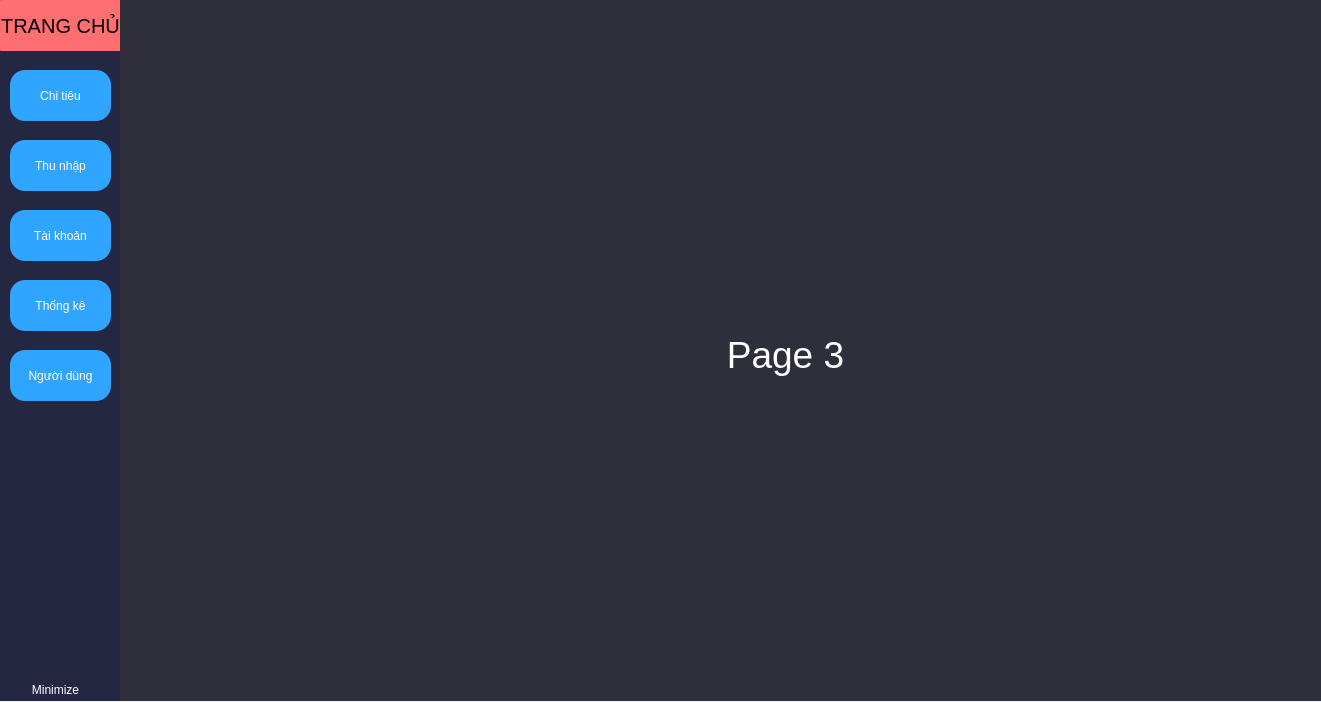
Old version of the form QuanLyChiTieu/expensetracker.ui in the repository derektruong/ExpenseManagement.
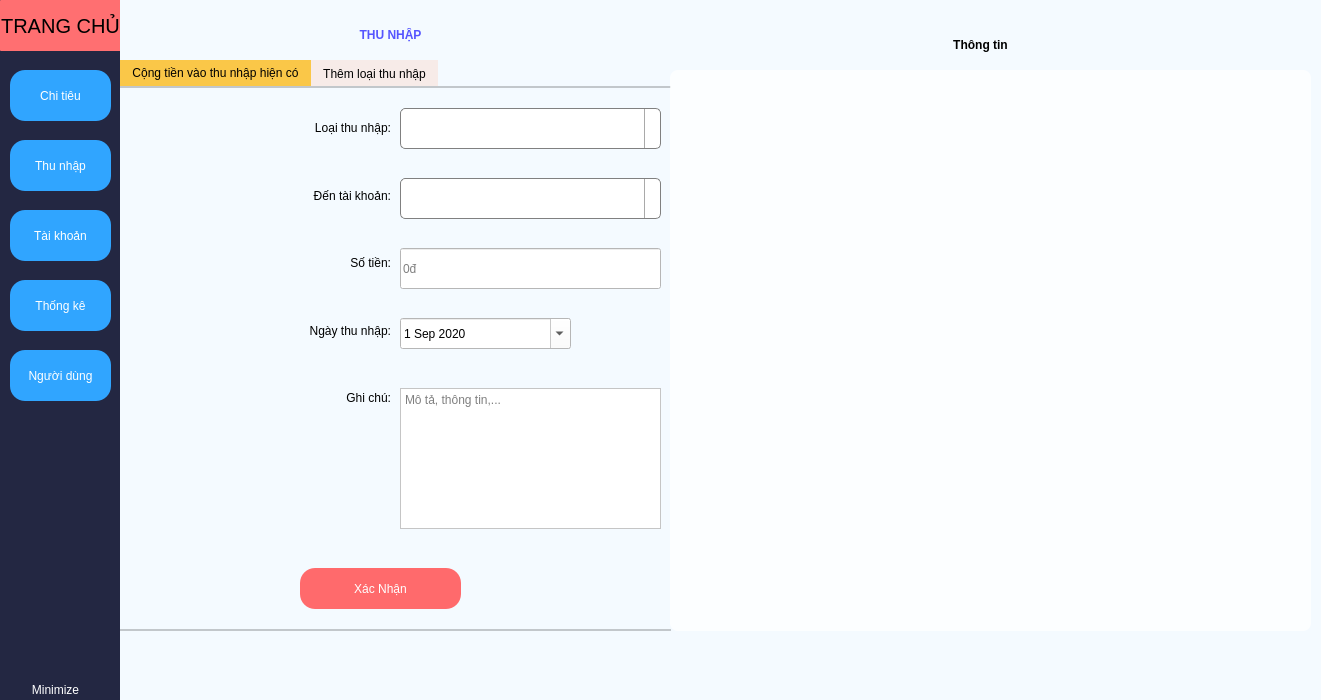
New version of the form. The open tabs and pages were chosen to show the change. Icons and pictures are not drawn.

What changed in the file:
```diff
--- a/QuanLyChiTieu/expensetracker.ui
+++ b/QuanLyChiTieu/expensetracker.ui
@@ -7,7 +7,7 @@
     <x>0</x>
     <y>0</y>
     <width>1321</width>
-    <height>702</height>
+    <height>700</height>
    </rect>
   </property>
   <property name="windowTitle">
@@ -19,7 +19,93 @@
 	border: none;
   	border: 4px solid white;
 }
-</string>
+QPushButton#pushButton_minimize:hover:!pressed
+{
+	border: none;
+  	border: 1px solid white;
+}
+QTableView::item:focus
+{
+  	selection-background-color: #40798C;
+	
+}
+QTableView::indicator:unchecked {
+    background-color: #d7d6d5
+}
+QToolTip {
+    border: 1px solid gray;
+	background-color: rgb(255, 255, 255);
+}
+QTabWidget::pane { 
+    border-top: 2px solid #C2C7CB;
+	border-bottom: 2px solid #C2C7CB;
+}
+QTabWidget#tabWidget::tab-bar {
+    left: 85px; /* move to the right by 150px */
+}
+QTabWidget#tabWidget_P2::tab-bar {
+    left: 150px; /* move to the right by 150px */
+}
+/* Style the tab using the tab sub-control. Note that
+    it reads QTabBar _not_ QTabWidget */
+QTabBar::tab {
+    background: #f7ebe8;
+}
+
+QTabBar::tab:selected, QTabBar::tab:hover {
+    background: #fac748;
+}
+
+QComboBox {
+    border: 1px solid gray;
+    border-radius: 3px;
+    padding: 1px 18px 1px 3px;
+    min-width: 6em;
+}
+
+QComboBox:editable {
+    background: white;
+}
+
+QComboBox:!editable, QComboBox::drop-down:editable {
+     background: qlineargradient(x1: 0, y1: 0, x2: 0, y2: 1,
+                                 stop: 0 #E1E1E1, stop: 0.4 #DDDDDD,
+                                 stop: 0.5 #D8D8D8, stop: 1.0 #D3D3D3);
+}
+
+/* QComboBox gets the &quot;on&quot; state when the popup is open */
+QComboBox:!editable:on, QComboBox::drop-down:editable:on {
+    background: qlineargradient(x1: 0, y1: 0, x2: 0, y2: 1,
+                                stop: 0 #D3D3D3, stop: 0.4 #D8D8D8,
+                                stop: 0.5 #DDDDDD, stop: 1.0 #E1E1E1);
+}
+
+QComboBox:on { /* shift the text when the popup opens */
+    padding-top: 3px;
+    padding-left: 4px;
+}
+
+QComboBox::drop-down {
+    subcontrol-origin: padding;
+    subcontrol-position: top right;
+    width: 15px;
+
+    border-left-width: 1px;
+    border-left-color: darkgray;
+    border-left-style: solid; /* just a single line */
+    border-top-right-radius: 3px; /* same radius as the QComboBox */
+    border-bottom-right-radius: 3px;
+}
+
+QComboBox::down-arrow {
+    
+	image: url(:/Images/Pictures/Arrows-Down.png);
+}
+
+QComboBox::down-arrow:on { /* shift the arrow when popup is open */
+    top: 1px;
+    left: 1px;
+}</string>
   </property>
   <widget class="QStackedWidget" name="stackedWidget">
    <property name="geometry">
@@ -783,19 +869,378 @@
     </widget>
    </widget>
    <widget class="QWidget" name="page_ThuNhap">
-    <widget class="QLabel" name="label_3">
+    <property name="styleSheet">
+     <string notr="true">background-color: #f4faff;</string>
+    </property>
+    <widget class="QTableView" name="tableView_page3">
      <property name="geometry">
       <rect>
-       <x>540</x>
-       <y>280</y>
-       <width>251</width>
-       <height>151</height>
+       <x>550</x>
+       <y>70</y>
+       <width>641</width>
+       <height>561</height>
       </rect>
      </property>
+     <property name="styleSheet">
+      <string notr="true">background-color: rgb(255, 255, 255,190);
+font: 75 11pt &quot;Segoe UI&quot;;
+border-radius: 8px;</string>
+     </property>
+     <property name="textElideMode">
+      <enum>Qt::ElideMiddle</enum>
+     </property>
+     <property name="gridStyle">
+      <enum>Qt::SolidLine</enum>
+     </property>
+     <property name="sortingEnabled">
+      <bool>false</bool>
+     </property>
+     <attribute name="horizontalHeaderCascadingSectionResizes">
+      <bool>false</bool>
+     </attribute>
+    </widget>
+    <widget class="QLabel" name="label_ThemThuNhap">
+     <property name="geometry">
+      <rect>
+       <x>130</x>
+       <y>10</y>
+       <width>281</width>
+       <height>51</height>
+      </rect>
+     </property>
+     <property name="styleSheet">
+      <string notr="true">font: 75 20pt &quot;Segoe UI&quot;;
+color: rgb(85, 85, 255);</string>
+     </property>
      <property name="text">
-      <string>&lt;html&gt;&lt;head/&gt;&lt;body&gt;&lt;p align=&quot;center&quot;&gt;&lt;span style=&quot; font-size:28pt; color:#ffffff;&quot;&gt;Page 3&lt;/span&gt;&lt;/p&gt;&lt;/body&gt;&lt;/html&gt;</string>
+      <string>&lt;html&gt;&lt;head/&gt;&lt;body&gt;&lt;p align=&quot;center&quot;&gt;&lt;span style=&quot; font-weight:600;&quot;&gt;THU NHẬP&lt;/span&gt;&lt;/p&gt;&lt;/body&gt;&lt;/html&gt;</string>
      </property>
+     <property name="textFormat">
+      <enum>Qt::RichText</enum>
+     </property>
     </widget>
+    <widget class="QLabel" name="label_ThemThuNhap_2">
+     <property name="geometry">
+      <rect>
+       <x>720</x>
+       <y>20</y>
+       <width>281</width>
+       <height>51</height>
+      </rect>
+     </property>
+     <property name="styleSheet">
+      <string notr="true">font: 75 20pt &quot;Segoe UI&quot;;
+color: rgb(0, 0, 0);</string>
+     </property>
+     <property name="text">
+      <string>&lt;html&gt;&lt;head/&gt;&lt;body&gt;&lt;p align=&quot;center&quot;&gt;&lt;span style=&quot; font-weight:600;&quot;&gt;Thông tin&lt;/span&gt;&lt;/p&gt;&lt;/body&gt;&lt;/html&gt;</string>
+     </property>
+     <property name="textFormat">
+      <enum>Qt::RichText</enum>
+     </property>
+    </widget>
+    <widget class="QTabWidget" name="tabWidget_P3">
+     <property name="geometry">
+      <rect>
+       <x>0</x>
+       <y>60</y>
+       <width>551</width>
+       <height>571</height>
+      </rect>
+     </property>
+     <property name="styleSheet">
+      <string notr="true">font: 12pt &quot;Segoe UI&quot;;
+background-color: #f4faff;</string>
+     </property>
+     <property name="currentIndex">
+      <number>0</number>
+     </property>
+     <widget class="QWidget" name="tab1_P3">
+      <attribute name="title">
+       <string>Cộng tiền vào thu nhập hiện có</string>
+      </attribute>
+      <widget class="QPushButton" name="btn_p3_XacNhan">
+       <property name="geometry">
+        <rect>
+         <x>180</x>
+         <y>480</y>
+         <width>161</width>
+         <height>41</height>
+        </rect>
+       </property>
+       <property name="styleSheet">
+        <string notr="true">border-radius: 15px;
+color: rgb(255, 255, 255);
+background-color: rgb(255, 106, 108);
+font: 75 15pt &quot;MS Shell Dlg 2&quot;;</string>
+       </property>
+       <property name="text">
+        <string>Xác Nhận</string>
+       </property>
+      </widget>
+      <widget class="QDateEdit" name="dateEdit_p3_NgayThuNhap">
+       <property name="geometry">
+        <rect>
+         <x>280</x>
+         <y>230</y>
+         <width>171</width>
+         <height>31</height>
+        </rect>
+       </property>
+       <property name="styleSheet">
+        <string notr="true">font: 75 18pt &quot;Segoe UI&quot;;
+background-color: rgb(255, 255, 255);</string>
+       </property>
+       <property name="alignment">
+        <set>Qt::AlignLeading|Qt::AlignLeft|Qt::AlignVCenter</set>
+       </property>
+       <property name="currentSection">
+        <enum>QDateTimeEdit::DaySection</enum>
+       </property>
+       <property name="calendarPopup">
+        <bool>true</bool>
+       </property>
+       <property name="timeSpec">
+        <enum>Qt::LocalTime</enum>
+       </property>
+       <property name="date">
+        <date>
+         <year>2020</year>
+         <month>9</month>
+         <day>1</day>
+        </date>
+       </property>
+      </widget>
+      <widget class="QLineEdit" name="lineEdit_p3_SoTien">
+       <property name="geometry">
+        <rect>
+         <x>280</x>
+         <y>160</y>
+         <width>261</width>
+         <height>41</height>
+        </rect>
+       </property>
+       <property name="styleSheet">
+        <string notr="true">font: 16pt &quot;Segoe UI&quot;;
+background-color: rgb(255, 255, 255);</string>
+       </property>
+       <property name="alignment">
+        <set>Qt::AlignLeading|Qt::AlignLeft|Qt::AlignVCenter</set>
+       </property>
+       <property name="placeholderText">
+        <string>0đ</string>
+       </property>
+      </widget>
+      <widget class="QComboBox" name="comboBox_p3_DenTaiKhoan_tab1">
+       <property name="geometry">
+        <rect>
+         <x>280</x>
+         <y>90</y>
+         <width>261</width>
+         <height>41</height>
+        </rect>
+       </property>
+       <property name="styleSheet">
+        <string notr="true">border-radius: 5px;
+color: rgb(0, 0, 0);
+background-color: rgb(255, 255, 255);
+font: 75 14pt &quot;Segoe UI&quot;;</string>
+       </property>
+      </widget>
+      <widget class="QWidget" name="layoutWidget_4">
+       <property name="geometry">
+        <rect>
+         <x>10</x>
+         <y>10</y>
+         <width>261</width>
+         <height>331</height>
+        </rect>
+       </property>
+       <layout class="QVBoxLayout" name="verticalLayout_5">
+        <item>
+         <widget class="QLabel" name="label_p3_LoaiThuNhap">
+          <property name="styleSheet">
+           <string notr="true">font: 75 15pt &quot;Segoe UI&quot;;</string>
+          </property>
+          <property name="text">
+           <string>&lt;html&gt;&lt;head/&gt;&lt;body&gt;&lt;p align=&quot;right&quot;&gt;Loại thu nhập:&lt;/p&gt;&lt;/body&gt;&lt;/html&gt;</string>
+          </property>
+         </widget>
+        </item>
+        <item>
+         <widget class="QLabel" name="label_p3_DenTaiKhoan">
+          <property name="styleSheet">
+           <string notr="true">font: 75 15pt &quot;Segoe UI&quot;;</string>
+          </property>
+          <property name="text">
+           <string>&lt;html&gt;&lt;head/&gt;&lt;body&gt;&lt;p align=&quot;right&quot;&gt;Đến tài khoản:&lt;/p&gt;&lt;/body&gt;&lt;/html&gt;</string>
+          </property>
+         </widget>
+        </item>
+        <item>
+         <widget class="QLabel" name="label_p3_SoTien">
+          <property name="styleSheet">
+           <string notr="true">font: 75 15pt &quot;Segoe UI&quot;;</string>
+          </property>
+          <property name="text">
+           <string>&lt;html&gt;&lt;head/&gt;&lt;body&gt;&lt;p align=&quot;right&quot;&gt;Số tiền:&lt;/p&gt;&lt;/body&gt;&lt;/html&gt;</string>
+          </property>
+         </widget>
+        </item>
+        <item>
+         <widget class="QLabel" name="label_p3_NgayThuNhap">
+          <property name="styleSheet">
+           <string notr="true">font: 75 15pt &quot;Segoe UI&quot;;</string>
+          </property>
+          <property name="text">
+           <string>&lt;html&gt;&lt;head/&gt;&lt;body&gt;&lt;p align=&quot;right&quot;&gt;Ngày thu nhập:&lt;/p&gt;&lt;/body&gt;&lt;/html&gt;</string>
+          </property>
+         </widget>
+        </item>
+        <item>
+         <widget class="QLabel" name="label_p3_GhiChu">
+          <property name="styleSheet">
+           <string notr="true">font: 75 15pt &quot;Segoe UI&quot;;</string>
+          </property>
+          <property name="text">
+           <string>&lt;html&gt;&lt;head/&gt;&lt;body&gt;&lt;p align=&quot;right&quot;&gt;Ghi chú:&lt;/p&gt;&lt;/body&gt;&lt;/html&gt;</string>
+          </property>
+         </widget>
+        </item>
+       </layout>
+      </widget>
+      <widget class="QTextEdit" name="textEdit_p3_GhiChu">
+       <property name="geometry">
+        <rect>
+         <x>280</x>
+         <y>300</y>
+         <width>261</width>
+         <height>141</height>
+        </rect>
+       </property>
+       <property name="styleSheet">
+        <string notr="true">background-color: rgb(255, 255, 255);
+font: 13pt &quot;Segoe UI&quot;;</string>
+       </property>
+       <property name="placeholderText">
+        <string>Mô tả, thông tin,...</string>
+       </property>
+      </widget>
+      <widget class="QComboBox" name="comboBox_p3_LoaiThuNhap_tab1">
+       <property name="geometry">
+        <rect>
+         <x>280</x>
+         <y>20</y>
+         <width>261</width>
+         <height>41</height>
+        </rect>
+       </property>
+       <property name="styleSheet">
+        <string notr="true">border-radius: 5px;
+color: rgb(0, 0, 0);
+background-color: rgb(255, 255, 255);
+font: 75 14pt &quot;Segoe UI&quot;;</string>
+       </property>
+      </widget>
+     </widget>
+     <widget class="QWidget" name="tab2_P3">
+      <attribute name="title">
+       <string>Thêm loại thu nhập</string>
+      </attribute>
+      <widget class="QTextEdit" name="textEdit_p3_GhiChu_tab2">
+       <property name="geometry">
+        <rect>
+         <x>220</x>
+         <y>130</y>
+         <width>261</width>
+         <height>151</height>
+        </rect>
+       </property>
+       <property name="toolTip">
+        <string>&lt;html&gt;&lt;head/&gt;&lt;body&gt;&lt;p&gt;&lt;span style=&quot; font-size:12pt;&quot;&gt;Mô tả sẽ ghi đè lên mô tả của thu nhập hiện có(nếu có). Có thể để trống.&lt;/span&gt;&lt;/p&gt;&lt;/body&gt;&lt;/html&gt;</string>
+       </property>
+       <property name="styleSheet">
+        <string notr="true">background-color: rgb(255, 255, 255);
+font: 13pt &quot;Segoe UI&quot;;</string>
+       </property>
+       <property name="placeholderText">
+        <string>Mô tả, thông tin,...</string>
+       </property>
+      </widget>
+      <widget class="QPushButton" name="btn_p3_XacNhan_tab2">
+       <property name="geometry">
+        <rect>
+         <x>180</x>
+         <y>340</y>
+         <width>161</width>
+         <height>41</height>
+        </rect>
+       </property>
+       <property name="styleSheet">
+        <string notr="true">border-radius: 15px;
+color: rgb(255, 255, 255);
+background-color: rgb(255, 106, 108);
+font: 75 15pt &quot;MS Shell Dlg 2&quot;;</string>
+       </property>
+       <property name="text">
+        <string>Xác Nhận</string>
+       </property>
+      </widget>
+      <widget class="QLineEdit" name="lineEdit_p3_LoaiThuNhap_tab2">
+       <property name="geometry">
+        <rect>
+         <x>220</x>
+         <y>50</y>
+         <width>261</width>
+         <height>41</height>
+        </rect>
+       </property>
+       <property name="styleSheet">
+        <string notr="true">font: 16pt &quot;Segoe UI&quot;;
+background-color: rgb(255, 255, 255);</string>
+       </property>
+       <property name="placeholderText">
+        <string>Tiền lương, quà tặng,...</string>
+       </property>
+      </widget>
+      <widget class="QWidget" name="">
+       <property name="geometry">
+        <rect>
+         <x>10</x>
+         <y>30</y>
+         <width>201</width>
+         <height>151</height>
+        </rect>
+       </property>
+       <layout class="QVBoxLayout" name="verticalLayout_6">
+        <item>
+         <widget class="QLabel" name="label_p3_LoaiThuNhap_tab2">
+          <property name="styleSheet">
+           <string notr="true">font: 75 15pt &quot;Segoe UI&quot;;</string>
+          </property>
+          <property name="text">
+           <string>&lt;html&gt;&lt;head/&gt;&lt;body&gt;&lt;p align=&quot;right&quot;&gt;Loại thu nhập:&lt;/p&gt;&lt;/body&gt;&lt;/html&gt;</string>
+          </property>
+         </widget>
+        </item>
+        <item>
+         <widget class="QLabel" name="label_p3_GhiChu_tab2">
+          <property name="styleSheet">
+           <string notr="true">font: 75 15pt &quot;Segoe UI&quot;;</string>
+          </property>
+          <property name="text">
+           <string>&lt;html&gt;&lt;head/&gt;&lt;body&gt;&lt;p align=&quot;right&quot;&gt;Ghi chú:&lt;/p&gt;&lt;/body&gt;&lt;/html&gt;</string>
+          </property>
+         </widget>
+        </item>
+       </layout>
+      </widget>
+     </widget>
+    </widget>
+    <zorder>label_ThemThuNhap</zorder>
+    <zorder>label_ThemThuNhap_2</zorder>
+    <zorder>tabWidget_P3</zorder>
+    <zorder>tableView_page3</zorder>
    </widget>
    <widget class="QWidget" name="page_TaiKhoan">
     <property name="styleSheet">
```
Left out of the diff: 379 changed lines with no effect on the pictures.
